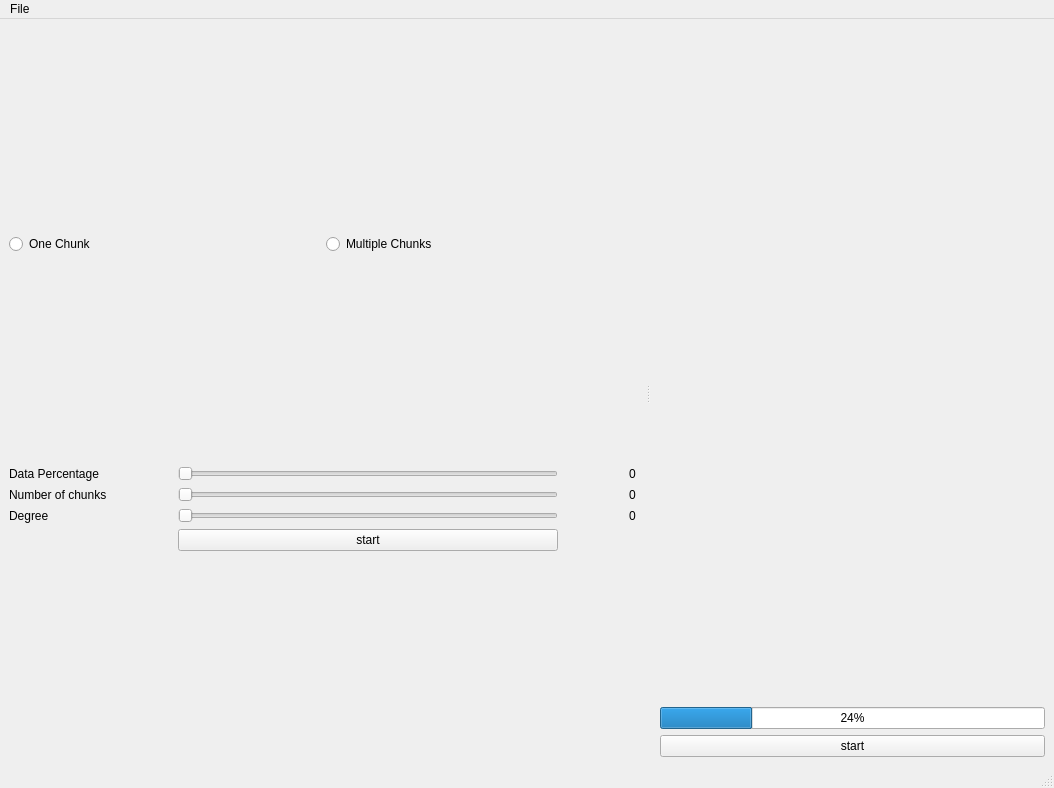
First picture: the form in Team7_on_fire.ui, repository Mohamed-Ibrahim-01/curve-fitting, before the edit.
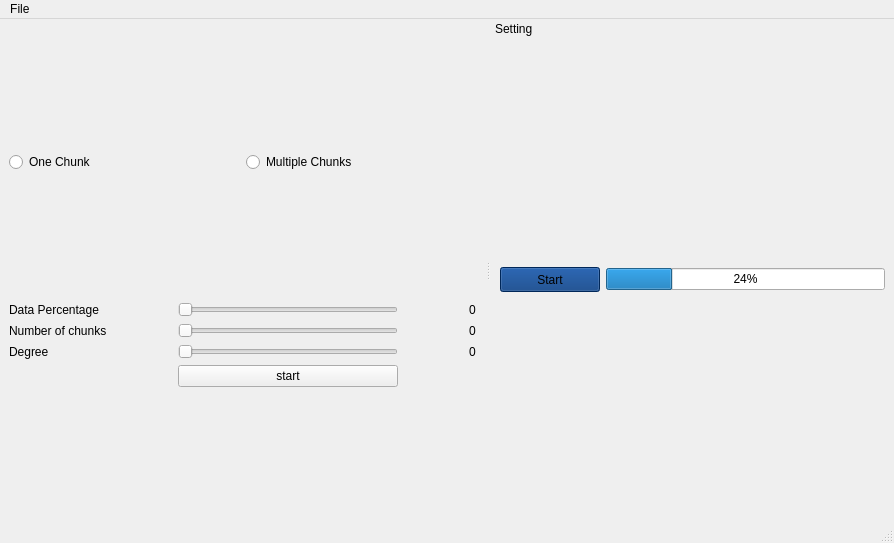
Second picture: the form after the edit.

Commit message: resizeing the window and changing erro_map_btn name and colors

```diff
--- a/Team7_on_fire.ui
+++ b/Team7_on_fire.ui
@@ -6,8 +6,8 @@
    <rect>
     <x>0</x>
     <y>0</y>
-    <width>1054</width>
-    <height>788</height>
+    <width>894</width>
+    <height>543</height>
    </rect>
   </property>
   <property name="windowTitle">
@@ -133,7 +133,7 @@
     <rect>
      <x>0</x>
      <y>0</y>
-     <width>1054</width>
+     <width>894</width>
      <height>20</height>
     </rect>
    </property>
@@ -150,7 +150,7 @@
    <property name="minimumSize">
     <size>
      <width>403</width>
-     <height>98</height>
+     <height>128</height>
     </size>
    </property>
    <property name="features">
@@ -159,6 +159,9 @@
    <property name="allowedAreas">
     <set>Qt::RightDockWidgetArea</set>
    </property>
+   <property name="windowTitle">
+    <string>Setting</string>
+   </property>
    <attribute name="dockWidgetArea">
     <number>2</number>
    </attribute>
@@ -167,19 +170,22 @@
      <item>
       <layout class="QVBoxLayout" name="erro_map_layout">
        <item>
-        <spacer name="verticalSpacer">
-         <property name="orientation">
-          <enum>Qt::Vertical</enum>
-         </property>
-         <property name="sizeHint" stdset="0">
+        <layout class="QHBoxLayout" name="horizontalLayout">
+         <item>
+          <widget class="QPushButton" name="error_map_button">
+           <property name="minimumSize">
           <size>
-           <width>20</width>
-           <height>40</height>
-          </size>
-         </property>
-        </spacer>
-       </item>
-      </layout>
+             <width>100</width>
+             <height>25</height>
+            </size>
+           </property>
+           <property name="styleSheet">
+            <string notr="true">background-color: rgb(0, 54, 125);</string>
+           </property>
+           <property name="text">
+            <string>Start</string>
+           </property>
+          </widget>
      </item>
      <item>
       <widget class="QProgressBar" name="progressBar">
@@ -188,12 +194,9 @@
        </property>
       </widget>
      </item>
-     <item>
-      <widget class="QPushButton" name="start_error_map_button">
-       <property name="text">
-        <string>start</string>
-       </property>
-      </widget>
+        </layout>
+       </item>
+      </layout>
      </item>
     </layout>
    </widget>
```
Left out of the diff: 1 changed line with no effect on the pictures. Lines whose indentation alone changed are shown as unchanged.
